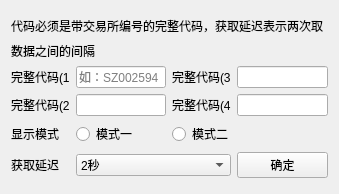
This is uis/rc_setting/base/base.ui in YQBaobao/RollerCoaster as Qt 5 draws it before an edit. The edited form follows.
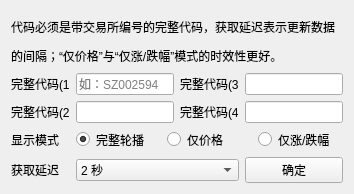
This is the edited form.

Commit message: ADD:增加股票数量以及显示模式，数量最多4只

The edit to the form file:
```diff
--- a/uis/rc_setting/base/base.ui
+++ b/uis/rc_setting/base/base.ui
@@ -6,7 +6,7 @@
    <rect>
     <x>0</x>
     <y>0</y>
-    <width>336</width>
+    <width>354</width>
     <height>194</height>
    </rect>
   </property>
@@ -14,67 +14,23 @@
    <string>Form</string>
   </property>
   <layout class="QGridLayout" name="gridLayout">
-   <item row="7" column="2" colspan="2">
-    <widget class="QComboBox" name="comboBox">
-     <property name="currentIndex">
-      <number>0</number>
-     </property>
-     <item>
-      <property name="text">
-       <string>2秒</string>
-      </property>
-     </item>
-     <item>
-      <property name="text">
-       <string>3秒</string>
-      </property>
-     </item>
-     <item>
-      <property name="text">
-       <string>5秒</string>
-      </property>
-     </item>
-     <item>
-      <property name="text">
-       <string>10秒</string>
-      </property>
-     </item>
-    </widget>
-   </item>
-   <item row="7" column="0">
-    <widget class="QLabel" name="label_2">
-     <property name="sizePolicy">
-      <sizepolicy hsizetype="Fixed" vsizetype="Preferred">
-       <horstretch>0</horstretch>
-       <verstretch>0</verstretch>
-      </sizepolicy>
-     </property>
-     <property name="text">
-      <string>获取延迟</string>
-     </property>
-    </widget>
-   </item>
-   <item row="3" column="4">
-    <widget class="QLineEdit" name="lineEdit_3"/>
-   </item>
-   <item row="5" column="0">
-    <widget class="QLabel" name="label_8">
-     <property name="text">
-      <string>显示模式</string>
-     </property>
-    </widget>
-   </item>
-   <item row="4" column="2">
-    <widget class="QLineEdit" name="lineEdit_2"/>
-   </item>
-   <item row="3" column="3">
+   <property name="topMargin">
+    <number>16</number>
+   </property>
+   <property name="bottomMargin">
+    <number>11</number>
+   </property>
+   <item row="2" column="3">
     <widget class="QLabel" name="label_6">
      <property name="text">
       <string>完整代码(3</string>
      </property>
     </widget>
    </item>
-   <item row="1" column="0" colspan="5">
+   <item row="2" column="4">
+    <widget class="QLineEdit" name="lineEdit_3"/>
+   </item>
+   <item row="0" column="0" colspan="5">
     <widget class="QLabel" name="label_4">
      <property name="minimumSize">
       <size>
@@ -83,100 +39,174 @@
       </size>
      </property>
      <property name="text">
-      <string>代码必须是带交易所编号的完整代码，获取延迟表示两次取</string>
+      <string>代码必须是带交易所编号的完整代码，获取延迟表示更新数据</string>
      </property>
     </widget>
    </item>
-   <item row="5" column="2">
-    <widget class="QRadioButton" name="radioButton">
-     <property name="text">
-      <string>模式一</string>
-     </property>
-    </widget>
-   </item>
-   <item row="4" column="3">
-    <widget class="QLabel" name="label_7">
-     <property name="text">
-      <string>完整代码(4</string>
-     </property>
-    </widget>
-   </item>
-   <item row="4" column="4">
-    <widget class="QLineEdit" name="lineEdit_4"/>
-   </item>
-   <item row="4" column="0" colspan="2">
+   <item row="3" column="0" colspan="2">
     <widget class="QLabel" name="label_5">
      <property name="text">
       <string>完整代码(2</string>
      </property>
     </widget>
    </item>
-   <item row="3" column="2">
+   <item row="3" column="3">
+    <widget class="QLabel" name="label_7">
+     <property name="text">
+      <string>完整代码(4</string>
+     </property>
+    </widget>
+   </item>
+   <item row="1" column="0" colspan="5">
+    <widget class="QLabel" name="label_3">
+     <property name="text">
+      <string>的间隔；“仅价格”与“仅涨/跌幅”模式的时效性更好。</string>
+     </property>
+    </widget>
+   </item>
+   <item row="6" column="0">
+    <widget class="QLabel" name="label_2">
+     <property name="sizePolicy">
+      <sizepolicy hsizetype="Fixed" vsizetype="Preferred">
+       <horstretch>0</horstretch>
+       <verstretch>0</verstretch>
+      </sizepolicy>
+     </property>
+     <property name="text">
+      <string>获取延迟</string>
+     </property>
+    </widget>
+   </item>
+   <item row="6" column="4">
+    <widget class="QPushButton" name="pushButton_accepted">
+     <property name="sizePolicy">
+      <sizepolicy hsizetype="Minimum" vsizetype="Minimum">
+       <horstretch>0</horstretch>
+       <verstretch>0</verstretch>
+      </sizepolicy>
+     </property>
+     <property name="text">
+      <string>确定</string>
+     </property>
+    </widget>
+   </item>
+   <item row="4" column="0">
+    <widget class="QLabel" name="label_8">
+     <property name="text">
+      <string>显示模式</string>
+     </property>
+    </widget>
+   </item>
+   <item row="6" column="2" colspan="2">
+    <widget class="QComboBox" name="comboBox">
+     <property name="currentIndex">
+      <number>0</number>
+     </property>
+     <item>
+      <property name="text">
+       <string>2 秒</string>
+      </property>
+     </item>
+     <item>
+      <property name="text">
+       <string>3 秒</string>
+      </property>
+     </item>
+     <item>
+      <property name="text">
+       <string>4 秒</string>
+      </property>
+     </item>
+     <item>
+      <property name="text">
+       <string>6 秒</string>
+      </property>
+     </item>
+     <item>
+      <property name="text">
+       <string>8 秒</string>
+      </property>
+     </item>
+     <item>
+      <property name="text">
+       <string>10 秒</string>
+      </property>
+     </item>
+    </widget>
+   </item>
+   <item row="2" column="2">
     <widget class="QLineEdit" name="lineEdit">
      <property name="placeholderText">
       <string>如：SZ002594</string>
      </property>
     </widget>
    </item>
-   <item row="5" column="3" colspan="2">
-    <widget class="QRadioButton" name="radioButton_2">
-     <property name="text">
-      <string>模式二</string>
-     </property>
-    </widget>
-   </item>
-   <item row="3" column="0" colspan="2">
+   <item row="2" column="0" colspan="2">
     <widget class="QLabel" name="label">
      <property name="text">
       <string>完整代码(1</string>
      </property>
     </widget>
    </item>
-   <item row="7" column="4">
-    <widget class="QPushButton" name="pushButton_accepted">
-     <property name="sizePolicy">
-      <sizepolicy hsizetype="Minimum" vsizetype="Minimum">
-       <horstretch>0</horstretch>
-       <verstretch>0</verstretch>
-      </sizepolicy>
+   <item row="4" column="2" colspan="3">
+    <widget class="QFrame" name="frame">
+     <property name="styleSheet">
+      <string notr="true">border:none;</string>
      </property>
-     <property name="text">
-      <string>确定</string>
-     </property>
+     <layout class="QHBoxLayout" name="horizontalLayout">
+      <property name="leftMargin">
+       <number>0</number>
+      </property>
+      <property name="topMargin">
+       <number>1</number>
+      </property>
+      <property name="rightMargin">
+       <number>0</number>
+      </property>
+      <property name="bottomMargin">
+       <number>1</number>
+      </property>
+      <item>
+       <widget class="QRadioButton" name="radioButton">
+        <property name="text">
+         <string>完整轮播</string>
+        </property>
+        <property name="checked">
+         <bool>true</bool>
+        </property>
+        <attribute name="buttonGroup">
+         <string notr="true">buttonGroup</string>
+        </attribute>
+       </widget>
+      </item>
+      <item>
+       <widget class="QRadioButton" name="radioButton_2">
+        <property name="text">
+         <string>仅价格</string>
+        </property>
+        <attribute name="buttonGroup">
+         <string notr="true">buttonGroup</string>
+        </attribute>
+       </widget>
+      </item>
+      <item>
+       <widget class="QRadioButton" name="radioButton_3">
+        <property name="text">
+         <string>仅涨/跌幅</string>
+        </property>
+        <attribute name="buttonGroup">
+         <string notr="true">buttonGroup</string>
+        </attribute>
+       </widget>
+      </item>
+     </layout>
     </widget>
    </item>
-   <item row="0" column="0" colspan="5">
-    <spacer name="verticalSpacer_2">
-     <property name="orientation">
-      <enum>Qt::Vertical</enum>
-     </property>
-     <property name="sizeHint" stdset="0">
-      <size>
-       <width>20</width>
-       <height>40</height>
-      </size>
-     </property>
-    </spacer>
+   <item row="3" column="4">
+    <widget class="QLineEdit" name="lineEdit_4"/>
    </item>
-   <item row="8" column="0" colspan="5">
-    <spacer name="verticalSpacer">
-     <property name="orientation">
-      <enum>Qt::Vertical</enum>
-     </property>
-     <property name="sizeHint" stdset="0">
-      <size>
-       <width>20</width>
-       <height>40</height>
-      </size>
-     </property>
-    </spacer>
-   </item>
-   <item row="2" column="0" colspan="5">
-    <widget class="QLabel" name="label_3">
-     <property name="text">
-      <string>数据之间的间隔</string>
-     </property>
-    </widget>
+   <item row="3" column="2">
+    <widget class="QLineEdit" name="lineEdit_2"/>
    </item>
   </layout>
  </widget>
```
Left out of the diff: 7 changed lines with no effect on the pictures. The commit also changes 5 other files.
